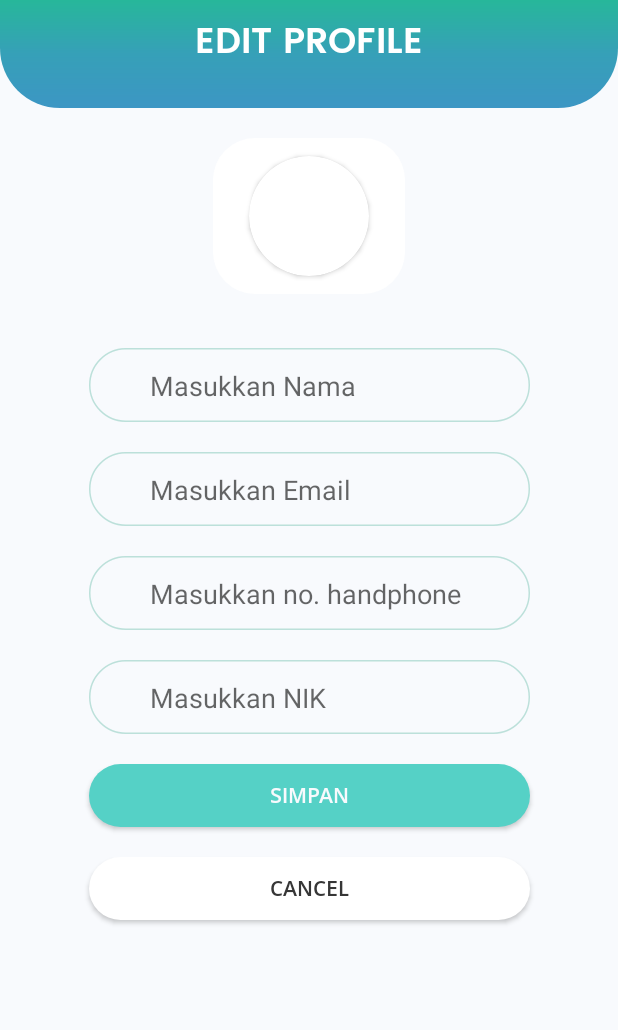
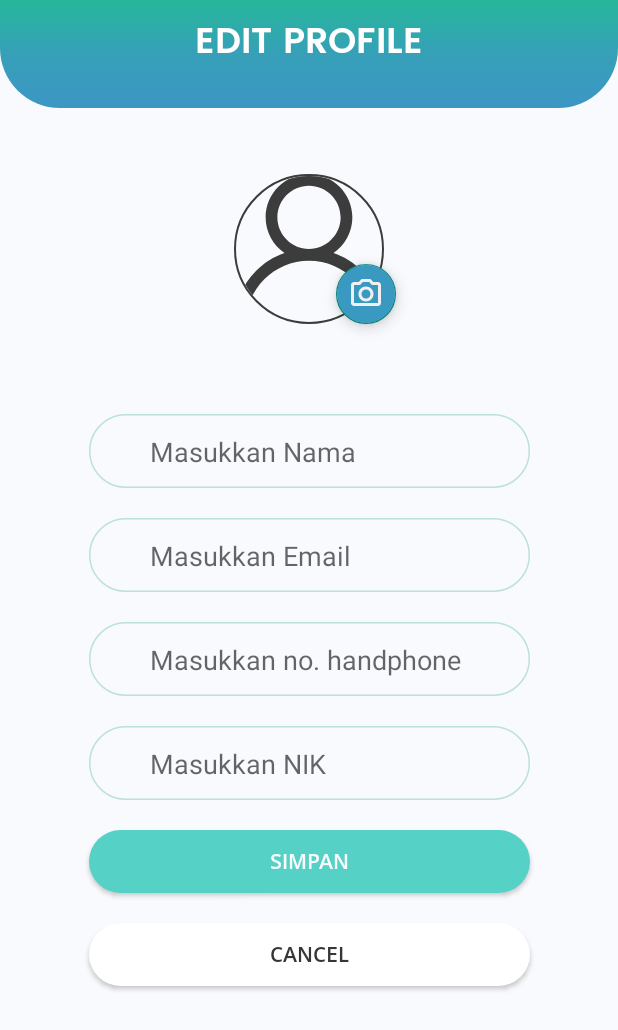
Before and after one commit to tesu-tesu/antrian-sehat-android, an Android app: the ProfileSettingActivity screen opened directly, with no data from a screen before it, on a phone screen of 412 x 824 dp. Shown: the top 1030 px of the screen. Run offline under Robolectric (Android 15) with nearby library versions, the phone set to English and light mode, and no system bars; our stand-ins replace CircleImageView, Picasso, data binding; libraries missing offline, so code that uses them is left out: com.androidnetworking, com.androidnetworking.common, com.androidnetworking.error, com.androidnetworking.interfaces, com.github.dhaval2404.imagepicker; 1 statement that could not run was skipped.

Commit message:
update profile image done

```diff
--- a/app/build.gradle
+++ b/app/build.gradle
@@ -34,6 +34,8 @@
     implementation 'androidmads.library.qrgenearator:QRGenearator:1.0.4'
     implementation 'com.google.zxing:core:3.3.2'
     implementation 'de.hdodenhof:circleimageview:3.1.0'
+    implementation 'com.squareup.picasso:picasso:2.71828'
+    implementation 'com.github.dhaval2404:imagepicker:1.8'
     testImplementation 'junit:junit:4.12'
     androidTestImplementation 'androidx.test.ext:junit:1.1.2'
     androidTestImplementation 'androidx.test.espresso:espresso-core:3.3.0'
--- a/app/src/main/AndroidManifest.xml
+++ b/app/src/main/AndroidManifest.xml
@@ -3,6 +3,7 @@
     package="com.antriansehat.application">
 
     <uses-permission android:name="android.permission.INTERNET" />
+
 
     <application
         android:name=".Starter"
@@ -12,7 +13,8 @@
         android:roundIcon="@mipmap/ic_launcher_round"
         android:supportsRtl="true"
         android:networkSecurityConfig="@xml/network_security_config"
-        android:theme="@style/Theme.AppCompat.DayNight.NoActionBar">
+        android:theme="@style/Theme.AppCompat.DayNight.NoActionBar"
+        android:requestLegacyExternalStorage="true">
         <activity android:name=".view.RiwayatTiketActivity"/>
         <activity android:name=".view.ShowTicketActivity" />
         <activity android:name=".view.ProfileActivity"/>
--- a/app/src/main/java/com/antriansehat/application/contract/ProfileSettingContract.java
+++ b/app/src/main/java/com/antriansehat/application/contract/ProfileSettingContract.java
@@ -4,6 +4,8 @@
 import com.antriansehat.application.api_response.RegisterResponse;
 import com.antriansehat.application.callback.RequestCallback;
 import com.antriansehat.application.model.User;
+
+import java.io.File;
 
 public interface ProfileSettingContract {
     interface View {
@@ -13,15 +15,18 @@
         void updateSuccess(String message);
         void updateFailed(String message);
         void showUserData(User user);
+        void updateProfileImageSuccess(String message, String path);
     }
 
     interface Presenter {
         void setUserData();
         void updateProfile(String name, String email, String nik, String phone);
+        void updateProfileImage(File imageFile);
     }
 
     interface Interactor {
         void setDataUser(final RequestCallback<User> requestCallback);
         void requestUpdateProfile(String id, String name, String email, String nik, String phone, RequestCallback<User> requestCallback);
+        void updateProfileImage(String id, File imageFile, final RequestCallback<String> requestCallback);
     }
 }
--- a/app/src/main/java/com/antriansehat/application/interactor/ProfileSettingInteractor.java
+++ b/app/src/main/java/com/antriansehat/application/interactor/ProfileSettingInteractor.java
@@ -3,14 +3,20 @@
 import android.util.Log;
 
 import com.androidnetworking.AndroidNetworking;
+import com.androidnetworking.common.Priority;
 import com.androidnetworking.error.ANError;
 import com.androidnetworking.interfaces.ParsedRequestListener;
+import com.androidnetworking.interfaces.UploadProgressListener;
+import com.antriansehat.application.api_response.BaseResponse;
 import com.antriansehat.application.api_response.UserDataResponse;
 import com.antriansehat.application.callback.RequestCallback;
 import com.antriansehat.application.constant.ApiConstant;
 import com.antriansehat.application.contract.ProfileSettingContract;
 import com.antriansehat.application.model.User;
 import com.antriansehat.application.util.SharedPreferencesUtil;
+
+import java.io.File;
+import java.util.concurrent.Executors;
 
 public class ProfileSettingInteractor implements ProfileSettingContract.Interactor {
     private SharedPreferencesUtil sharedPreferencesUtil;
@@ -19,7 +25,6 @@
         this.sharedPreferencesUtil = sharedPreferencesUtil;
     }
 
-    @Override
     public void requestUpdateProfile(String id, String name, String email, String nik, String phone, final RequestCallback<User> requestCallback) {
         AndroidNetworking.post(ApiConstant.BASE_URL + "user/"+ id)
                 .addHeaders("Authorization", "Bearer " + sharedPreferencesUtil.getToken())
@@ -36,6 +41,36 @@
                         if(response == null){
                             requestCallback.requestFailed("Null Response");
                         } else if(response.success){
+                            requestCallback.requestSuccess(response.data);
+                        } else {
+                            requestCallback.requestFailed(response.message);
+                        }
+                    }
+
+                    @Override
+                    public void onError(ANError anError) {
+                        requestCallback.requestFailed(anError.getErrorBody());
+                    }
+                });
+    }
+
+    public void updateProfileImage(String id, File imageFile, final RequestCallback<String> requestCallback) {
+        AndroidNetworking.upload(ApiConstant.BASE_URL + "user/change-image/" + id)
+                .addHeaders("Authorization", "Bearer " + sharedPreferencesUtil.getToken())
+                .addMultipartFile("image", imageFile)
+                .setPriority(Priority.HIGH)
+                .build()
+                .setUploadProgressListener(new UploadProgressListener() {
+                    @Override
+                    public void onProgress(long bytesUploaded, long totalBytes) {
+                        System.out.println(bytesUploaded/totalBytes + " uploaded...");
+                        // do anything with progress
+                    }
+                })
+                .getAsObject(BaseResponse.class, new ParsedRequestListener<BaseResponse<String>>() {
+                    @Override
+                    public void onResponse(BaseResponse<String> response) {
+                        if(response.success) {
                             requestCallback.requestSuccess(response.data);
                         } else {
                             requestCallback.requestFailed(response.message);
--- /dev/null
+++ b/app/src/main/res/drawable/ic_outline_camera_white.xml
@@ -0,0 +1,5 @@
+<vector android:height="24dp" android:tint="#F0F0F0"
+    android:viewportHeight="24" android:viewportWidth="24"
+    android:width="24dp" xmlns:android="http://schemas.android.com/apk/res/android">
+    <path android:fillColor="@android:color/white" android:pathData="M20,4h-3.17L15,2L9,2L7.17,4L4,4c-1.1,0 -2,0.9 -2,2v12c0,1.1 0.9,2 2,2h16c1.1,0 2,-0.9 2,-2L22,6c0,-1.1 -0.9,-2 -2,-2zM20,18L4,18L4,6h4.05l1.83,-2h4.24l1.83,2L20,6v12zM12,7c-2.76,0 -5,2.24 -5,5s2.24,5 5,5 5,-2.24 5,-5 -2.24,-5 -5,-5zM12,15c-1.65,0 -3,-1.35 -3,-3s1.35,-3 3,-3 3,1.35 3,3 -1.35,3 -3,3z"/>
+</vector>
--- a/app/src/main/res/layout/activity_profile_setting.xml
+++ b/app/src/main/res/layout/activity_profile_setting.xml
@@ -59,7 +59,6 @@
             android:id="@+id/profileCard"
             android:layout_width="wrap_content"
             android:layout_height="wrap_content"
-            android:background="@drawable/bt_white"
             android:layout_marginTop="20dp"
             android:padding="4dp"
             app:layout_constraintHorizontal_bias="0.5"
@@ -70,42 +69,30 @@
             tools:ignore="NotSibling"
             tools:layout_editor_absoluteY="84dp">
 
-            <androidx.cardview.widget.CardView
-                android:id="@+id/cardView"
-                android:layout_width="80dp"
-                android:layout_height="80dp"
-                android:layout_marginHorizontal="20dp"
-                android:layout_marginVertical="8dp"
-                app:cardCornerRadius="50dp"
+            <de.hdodenhof.circleimageview.CircleImageView
+                android:id="@+id/ivProfileImage"
+                android:layout_width="100dp"
+                android:layout_height="100dp"
+                android:layout_margin="20dp"
+                android:src="@drawable/ic_user_def"
+                app:civ_border_width="1dp"
+                app:civ_border_color="#FF3C3C3C"
                 app:layout_constraintBottom_toBottomOf="parent"
                 app:layout_constraintStart_toStartOf="parent"
                 app:layout_constraintEnd_toEndOf="parent"
-                app:layout_constraintTop_toTopOf="parent">
+                app:layout_constraintTop_toTopOf="parent"/>
 
-                <ImageView
-                    android:id="@+id/ivProfile"
-                    android:layout_width="match_parent"
-                    android:layout_height="match_parent"
-                    tools:srcCompat="@tools:sample/avatars" />
-            </androidx.cardview.widget.CardView>
-
-<!--            <TextView-->
-<!--                android:id="@+id/tvProfileName"-->
-<!--                android:layout_width="wrap_content"-->
-<!--                android:layout_height="wrap_content"-->
-<!--                android:layout_marginStart="90sp"-->
-<!--                android:layout_marginEnd="5sp"-->
-<!--                android:fontFamily="@font/poppins_semibold"-->
-<!--                android:text="@string/profile_name"-->
-<!--                android:textColor="@color/blackFont"-->
-<!--                android:textSize="20sp"-->
-<!--                app:layout_constraintBottom_toBottomOf="parent"-->
-<!--                app:layout_constraintEnd_toEndOf="parent"-->
-<!--                app:layout_constraintHorizontal_bias="0.553"-->
-<!--                app:layout_constraintStart_toStartOf="parent"-->
-<!--                app:layout_constraintTop_toTopOf="parent"-->
-<!--                app:layout_constraintVertical_bias="0.404" />-->
-
+            <com.google.android.material.floatingactionbutton.FloatingActionButton
+                android:id="@+id/btChangeProfileImage"
+                android:layout_width="wrap_content"
+                android:layout_height="wrap_content"
+                android:layout_marginEnd="12dp"
+                android:backgroundTint="@color/blue"
+                android:src="@drawable/ic_outline_camera_white"
+                app:fabSize="mini"
+                app:layout_constraintEnd_toEndOf="parent"
+                app:layout_constraintBottom_toBottomOf="@id/ivProfileImage"
+                />
         </androidx.constraintlayout.widget.ConstraintLayout>
 
         <ImageView
--- a/build.gradle
+++ b/build.gradle
@@ -4,7 +4,6 @@
     repositories {
         google()
         jcenter()
-
     }
     dependencies {
         classpath 'com.android.tools.build:gradle:4.1.1'
@@ -18,7 +17,7 @@
     repositories {
         google()
         jcenter()
-
+        maven { url "https://jitpack.io" }
     }
 }
 
```
Also changed, not shown: app/src/main/java/com/antriansehat/application/model/User.java (+11 -5 lines), app/src/main/java/com/antriansehat/application/presenter/ProfileSettingPresenter.java (+18 -4 lines), app/src/main/java/com/antriansehat/application/view/ProfileSettingActivity.java (+53 -1 lines), app/src/main/res/drawable/ic_outline_camera.xml (added, +10 -0 lines).
